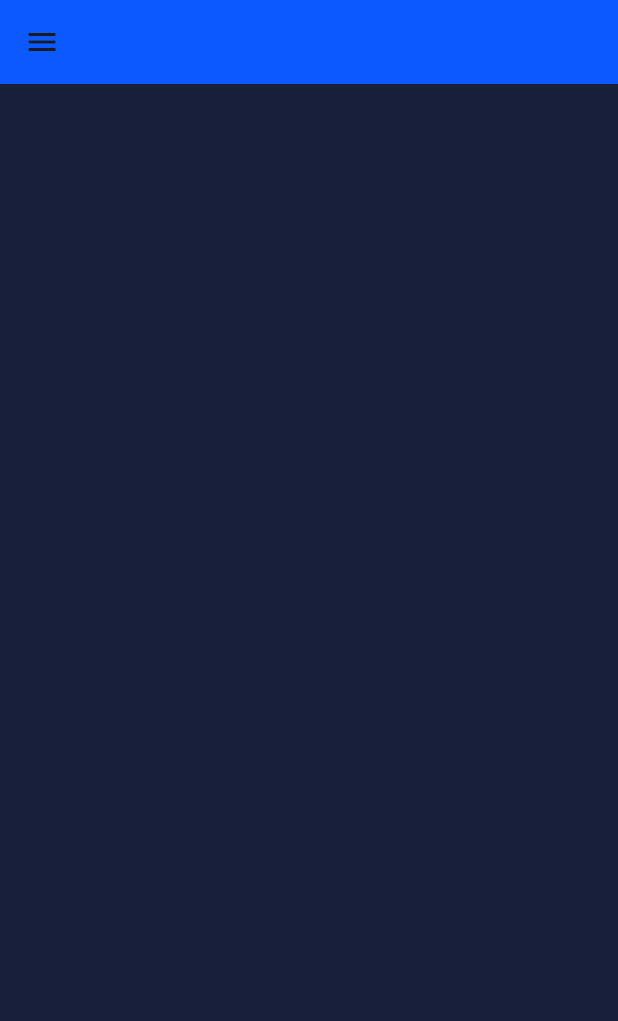
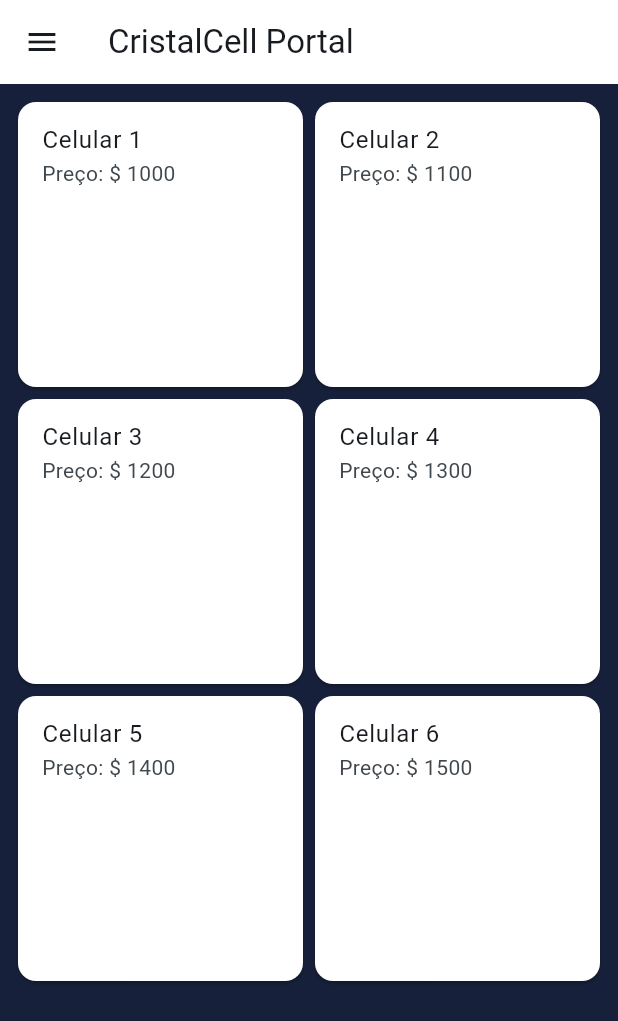
Before and after one commit to KalilPock/PortalCelular, a Flutter app: the screen it shows after launch, on a phone screen of 412 x 824 dp. Shown: the top 1021 px of the screen. Run offline on Flutter 3.47's test engine with Material 3 defaults, Android fonts, the phone set to English and light mode, and no system bars; our stand-ins replace easy_sidemenu.

Commit message:
grid_viewSlots

```diff
--- a/lib/components/pag_inicial.dart
+++ b/lib/components/pag_inicial.dart
@@ -3,7 +3,7 @@ import 'package:flutter/material.dart';
 import 'package:fluuter_portal_celular/components/side_menu.dart';
 
 class PagInicial extends StatefulWidget {
-  const PagInicial({super.key});
+  const PagInicial({Key? key}) : super(key: key);
 
   @override
   State<PagInicial> createState() => _PagInicialState();
@@ -12,23 +12,35 @@ class PagInicial extends StatefulWidget {
 class _PagInicialState extends State<PagInicial> {
   @override
   Widget build(BuildContext context) {
-    return SizedBox(
-      child: Scaffold(
+    return Scaffold(
       drawer: SideBarMenu(),
       appBar: AppBar(
-          backgroundColor: Color.fromARGB(255, 11, 89, 255),
+        backgroundColor: Color.fromARGB(255, 255, 255, 255),
+        title: Text(
+          "CristalCell Portal",
+        ),
       ),
       body: Container(
         color: const Color(0xff17203A),
+        padding: EdgeInsets.all(8.0),
         child: GridView.builder(
           gridDelegate: const SliverGridDelegateWithFixedCrossAxisCount(
             crossAxisCount: 2,
           ),
-            itemCount: 2,
+          itemCount: 6, // Defina o número de "slots" para os celulares
           itemBuilder: (BuildContext context, int index) {
-              return;
+            return Card(
+              color: Colors.white,
+              child: ListTile(
+                title: Text('Celular ${index + 1}'),
+                subtitle: Text('Preço: \$ ${1000 + index * 100}'),
+                // Adicione outras informações do celular aqui
+                onTap: () {
+                  // Adicione ação ao clicar no celular, se necessário
                 },
               ),
+            );
+          },
         ),
       ),
     );
```
Lines whose indentation alone changed are shown as unchanged.
